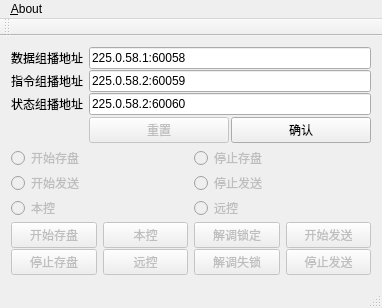
The window that telefakewin.ui (aspirefhaha/telemetryCapture) describes before a commit, drawn with Qt 5.
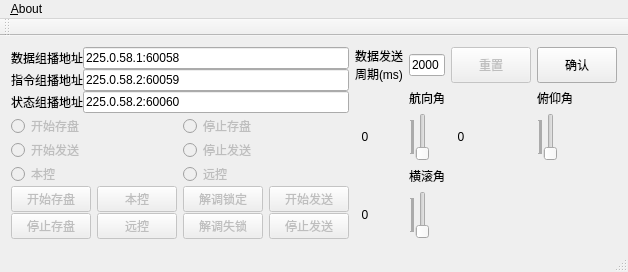
The same window after the commit.

Commit message: data frame recv/send/display in serialchart is ok

What changed in the file:
```diff
--- a/telefakewin.ui
+++ b/telefakewin.ui
@@ -6,24 +6,35 @@
    <rect>
     <x>0</x>
     <y>0</y>
-    <width>382</width>
-    <height>303</height>
+    <width>623</width>
+    <height>272</height>
    </rect>
   </property>
   <property name="windowTitle">
    <string>TeleFakeWin</string>
   </property>
   <widget class="QWidget" name="centralWidget">
-   <layout class="QVBoxLayout" name="verticalLayout_2">
+   <layout class="QHBoxLayout" name="horizontalLayout_3">
     <item>
-     <layout class="QVBoxLayout" name="verticalLayout">
+     <layout class="QHBoxLayout" name="horizontalLayout">
+      <item>
+       <layout class="QVBoxLayout" name="verticalLayout" stretch="5,0,0">
       <property name="spacing">
-       <number>2</number>
+         <number>0</number>
+        </property>
+        <property name="sizeConstraint">
+         <enum>QLayout::SetDefaultConstraint</enum>
       </property>
       <item>
        <layout class="QFormLayout" name="formLayout">
+          <property name="formAlignment">
+           <set>Qt::AlignLeading|Qt::AlignLeft|Qt::AlignTop</set>
+          </property>
+          <property name="horizontalSpacing">
+           <number>0</number>
+          </property>
         <property name="verticalSpacing">
-         <number>1</number>
+           <number>0</number>
         </property>
         <item row="0" column="0">
          <widget class="QLabel" name="label_2">
@@ -39,61 +50,6 @@
           </property>
          </widget>
         </item>
-        <item row="1" column="1">
-         <widget class="QLineEdit" name="leCmdURL">
-          <property name="text">
-           <string>225.0.58.2:60059</string>
-          </property>
-         </widget>
-        </item>
-        <item row="3" column="1">
-         <layout class="QHBoxLayout" name="horizontalLayout_2">
-          <property name="spacing">
-           <number>2</number>
-          </property>
-          <property name="topMargin">
-           <number>1</number>
-          </property>
-          <property name="bottomMargin">
-           <number>1</number>
-          </property>
-          <item>
-           <widget class="QPushButton" name="pbReset">
-            <property name="enabled">
-             <bool>false</bool>
-            </property>
-            <property name="sizePolicy">
-             <sizepolicy hsizetype="Minimum" vsizetype="Minimum">
-              <horstretch>0</horstretch>
-              <verstretch>0</verstretch>
-             </sizepolicy>
-            </property>
-            <property name="autoFillBackground">
-             <bool>true</bool>
-            </property>
-            <property name="text">
-             <string>重置</string>
-            </property>
-           </widget>
-          </item>
-          <item>
-           <widget class="QPushButton" name="pbConfirm">
-            <property name="sizePolicy">
-             <sizepolicy hsizetype="Minimum" vsizetype="Minimum">
-              <horstretch>0</horstretch>
-              <verstretch>0</verstretch>
-             </sizepolicy>
-            </property>
-            <property name="autoFillBackground">
-             <bool>true</bool>
-            </property>
-            <property name="text">
-             <string>确认</string>
-            </property>
-           </widget>
-          </item>
-         </layout>
-        </item>
         <item row="1" column="0">
          <widget class="QLabel" name="label">
           <property name="text">
@@ -101,6 +57,13 @@
           </property>
          </widget>
         </item>
+          <item row="1" column="1">
+           <widget class="QLineEdit" name="leCmdURL">
+            <property name="text">
+             <string>225.0.58.2:60059</string>
+            </property>
+           </widget>
+          </item>
         <item row="2" column="0">
          <widget class="QLabel" name="label_3">
           <property name="text">
@@ -120,7 +83,7 @@
       <item>
        <layout class="QGridLayout" name="gridLayout_2">
         <property name="verticalSpacing">
-         <number>1</number>
+           <number>0</number>
         </property>
         <item row="1" column="0">
          <widget class="QRadioButton" name="rbStartSend">
@@ -225,6 +188,12 @@
           <property name="enabled">
            <bool>false</bool>
           </property>
+            <property name="sizePolicy">
+             <sizepolicy hsizetype="Maximum" vsizetype="Fixed">
+              <horstretch>0</horstretch>
+              <verstretch>0</verstretch>
+             </sizepolicy>
+            </property>
           <property name="text">
            <string>开始存盘</string>
           </property>
@@ -235,6 +204,12 @@
           <property name="enabled">
            <bool>false</bool>
           </property>
+            <property name="sizePolicy">
+             <sizepolicy hsizetype="Preferred" vsizetype="Fixed">
+              <horstretch>0</horstretch>
+              <verstretch>0</verstretch>
+             </sizepolicy>
+            </property>
           <property name="text">
            <string>停止发送</string>
           </property>
@@ -245,6 +220,12 @@
           <property name="enabled">
            <bool>false</bool>
           </property>
+            <property name="sizePolicy">
+             <sizepolicy hsizetype="Preferred" vsizetype="Fixed">
+              <horstretch>0</horstretch>
+              <verstretch>0</verstretch>
+             </sizepolicy>
+            </property>
           <property name="text">
            <string>开始发送</string>
           </property>
@@ -265,6 +246,12 @@
           <property name="enabled">
            <bool>false</bool>
           </property>
+            <property name="sizePolicy">
+             <sizepolicy hsizetype="Maximum" vsizetype="Fixed">
+              <horstretch>0</horstretch>
+              <verstretch>0</verstretch>
+             </sizepolicy>
+            </property>
           <property name="text">
            <string>本控</string>
           </property>
@@ -294,6 +281,158 @@
       </item>
      </layout>
     </item>
+      <item>
+       <layout class="QGridLayout" name="gridLayout_5">
+        <item row="1" column="3">
+         <widget class="QLabel" name="lbPitch_2">
+          <property name="text">
+           <string>俯仰角</string>
+          </property>
+         </widget>
+        </item>
+        <item row="2" column="3">
+         <widget class="QSlider" name="vsPitch">
+          <property name="maximum">
+           <number>359</number>
+          </property>
+          <property name="orientation">
+           <enum>Qt::Vertical</enum>
+          </property>
+          <property name="tickPosition">
+           <enum>QSlider::TicksAbove</enum>
+          </property>
+         </widget>
+        </item>
+        <item row="2" column="0">
+         <widget class="QLabel" name="lbYaw">
+          <property name="text">
+           <string>  0</string>
+          </property>
+         </widget>
+        </item>
+        <item row="4" column="0">
+         <widget class="QLabel" name="lbRoll">
+          <property name="text">
+           <string>  0</string>
+          </property>
+          <property name="scaledContents">
+           <bool>false</bool>
+          </property>
+          <property name="wordWrap">
+           <bool>false</bool>
+          </property>
+         </widget>
+        </item>
+        <item row="0" column="3">
+         <widget class="QPushButton" name="pbConfirm">
+          <property name="sizePolicy">
+           <sizepolicy hsizetype="Minimum" vsizetype="Minimum">
+            <horstretch>0</horstretch>
+            <verstretch>0</verstretch>
+           </sizepolicy>
+          </property>
+          <property name="autoFillBackground">
+           <bool>true</bool>
+          </property>
+          <property name="text">
+           <string>确认</string>
+          </property>
+         </widget>
+        </item>
+        <item row="1" column="1">
+         <widget class="QLabel" name="lbYaw_2">
+          <property name="text">
+           <string>航向角</string>
+          </property>
+         </widget>
+        </item>
+        <item row="4" column="1">
+         <widget class="QSlider" name="vsRoll">
+          <property name="layoutDirection">
+           <enum>Qt::LeftToRight</enum>
+          </property>
+          <property name="maximum">
+           <number>359</number>
+          </property>
+          <property name="orientation">
+           <enum>Qt::Vertical</enum>
+          </property>
+          <property name="tickPosition">
+           <enum>QSlider::TicksAbove</enum>
+          </property>
+         </widget>
+        </item>
+        <item row="2" column="2">
+         <widget class="QLabel" name="lbPitch">
+          <property name="text">
+           <string>  0</string>
+          </property>
+         </widget>
+        </item>
+        <item row="2" column="1">
+         <widget class="QSlider" name="vsYaw">
+          <property name="maximum">
+           <number>359</number>
+          </property>
+          <property name="orientation">
+           <enum>Qt::Vertical</enum>
+          </property>
+          <property name="tickPosition">
+           <enum>QSlider::TicksAbove</enum>
+          </property>
+         </widget>
+        </item>
+        <item row="3" column="1">
+         <widget class="QLabel" name="lbRoll_2">
+          <property name="text">
+           <string>横滚角</string>
+          </property>
+          <property name="scaledContents">
+           <bool>false</bool>
+          </property>
+          <property name="wordWrap">
+           <bool>false</bool>
+          </property>
+         </widget>
+        </item>
+        <item row="0" column="2">
+         <widget class="QPushButton" name="pbReset">
+          <property name="enabled">
+           <bool>false</bool>
+          </property>
+          <property name="sizePolicy">
+           <sizepolicy hsizetype="Minimum" vsizetype="Minimum">
+            <horstretch>0</horstretch>
+            <verstretch>0</verstretch>
+           </sizepolicy>
+          </property>
+          <property name="autoFillBackground">
+           <bool>true</bool>
+          </property>
+          <property name="text">
+           <string>重置</string>
+          </property>
+         </widget>
+        </item>
+        <item row="0" column="0">
+         <widget class="QLabel" name="label_4">
+          <property name="text">
+           <string>数据发送
+周期(ms)</string>
+          </property>
+         </widget>
+        </item>
+        <item row="0" column="1">
+         <widget class="QLineEdit" name="leDataFreq">
+          <property name="text">
+           <string>2000</string>
+          </property>
+         </widget>
+        </item>
+       </layout>
+      </item>
+     </layout>
+    </item>
    </layout>
   </widget>
   <widget class="QMenuBar" name="menuBar">
@@ -301,7 +440,7 @@
     <rect>
      <x>0</x>
      <y>0</y>
-     <width>382</width>
+     <width>623</width>
      <height>22</height>
     </rect>
    </property>
```
Lines whose indentation alone changed are shown as unchanged. The commit also changes 14 other files.
